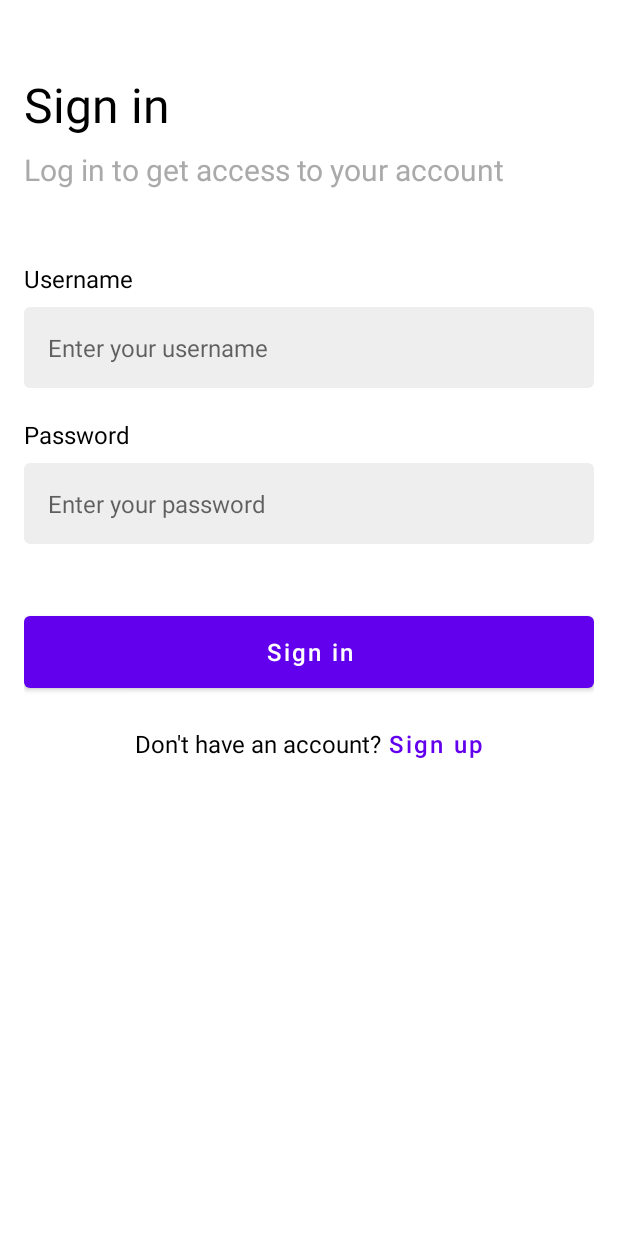
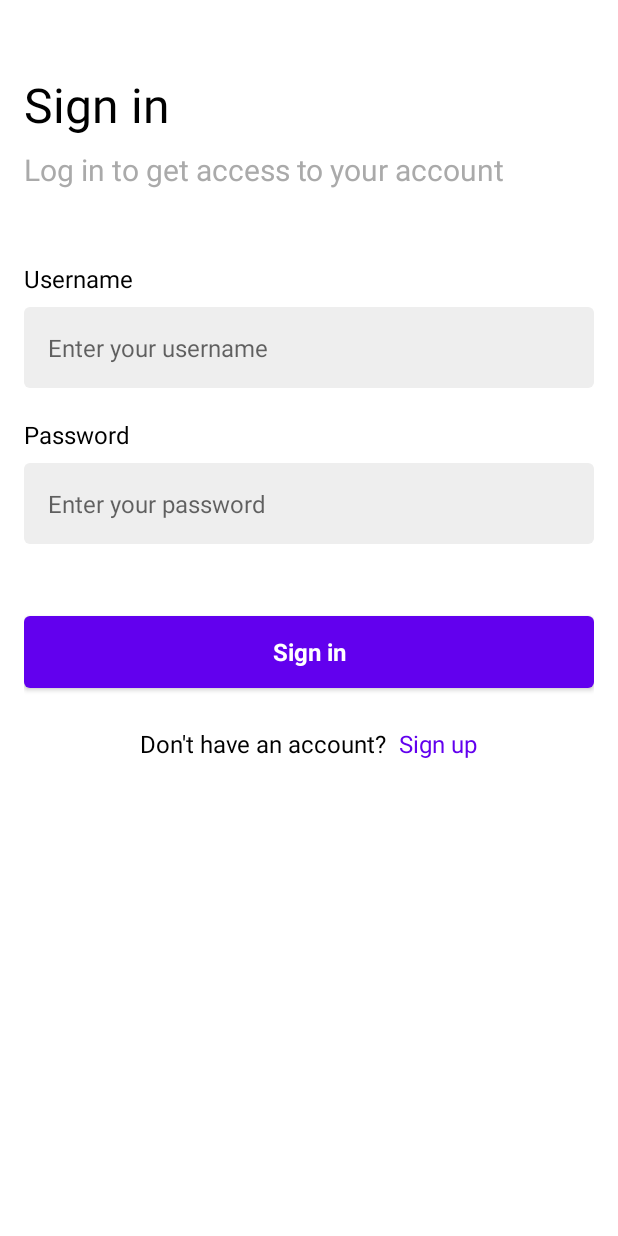
Before and after one commit to Fxynos/Messenger, an Android app: the screen it shows after launch (AuthActivity), on a phone screen of 412 x 824 dp. Run offline under Robolectric (Android 15) with nearby library versions, the phone set to English and light mode, and no system bars.

Commit message:
android: refactor styles

```diff
--- /dev/null
+++ b/client-android/app/src/main/res/drawable/edittext_cursor.xml
@@ -0,0 +1,5 @@
+<?xml version="1.0" encoding="utf-8"?>
+<shape xmlns:android="http://schemas.android.com/apk/res/android">
+    <solid android:color="@android:color/black"/>
+    <size android:width="2dp"/>
+</shape>
--- a/client-android/app/src/main/res/layout/fragment_sign_in.xml
+++ b/client-android/app/src/main/res/layout/fragment_sign_in.xml
@@ -1,59 +1,54 @@
 <?xml version="1.0" encoding="utf-8"?>
 <LinearLayout xmlns:android="http://schemas.android.com/apk/res/android"
+    xmlns:tools="http://schemas.android.com/tools"
     android:orientation="vertical"
     android:layout_width="match_parent"
     android:layout_height="match_parent"
     android:paddingTop="48dp"
-    android:paddingHorizontal="16dp">
+    android:paddingHorizontal="16dp"
+    tools:context=".auth.SignInFragment">
 
     <TextView
         android:layout_width="wrap_content"
         android:layout_height="wrap_content"
-        android:textColor="@android:color/black"
-        android:textSize="32sp"
-        android:text="Sign in"/>
+        android:textAppearance="@style/TitleTextAppearance"
+        android:text="@string/sign_in"/>
 
     <TextView
         android:layout_width="wrap_content"
         android:layout_height="wrap_content"
         android:layout_marginTop="8dp"
-        android:textColor="@android:color/darker_gray"
-        android:textSize="20sp"
-        android:text="Log in to get access to your account"/>
+        android:textAppearance="@style/SubtitleTextAppearance"
+        android:text="@string/sign_in_hint"/>
 
     <TextView
         android:layout_width="wrap_content"
         android:layout_height="wrap_content"
         android:layout_marginTop="48dp"
-        android:textColor="@android:color/black"
-        android:textSize="16sp"
-        android:text="Username"/>
+        android:text="@string/username"/>
 
     <EditText
         android:id="@+id/username"
         android:layout_width="match_parent"
         android:layout_height="wrap_content"
+        android:autofillHints="username"
         android:maxLength="20"
         android:singleLine="true"
         android:inputType="textVisiblePassword|textNoSuggestions"
         android:layout_marginTop="8dp"
-        android:padding="16dp"
-        android:background="@drawable/rounded_shape"
-        android:textSize="16sp"
-        android:hint="Enter your username"/>
+        android:hint="@string/username_hint"/>
 
     <TextView
         android:layout_width="wrap_content"
         android:layout_height="wrap_content"
         android:layout_marginTop="20dp"
-        android:textColor="@android:color/black"
-        android:textSize="16sp"
-        android:text="Password"/>
+        android:text="@string/password"/>
 
     <EditText
         android:id="@+id/password"
         android:layout_width="match_parent"
         android:layout_height="wrap_content"
+        android:autofillHints="password"
         android:maxLength="20"
         android:singleLine="true"
         android:inputType="textPassword"
@@ -61,17 +56,14 @@
         android:padding="16dp"
         android:background="@drawable/rounded_shape"
         android:textSize="16sp"
-        android:hint="Enter your password"/>
+        android:hint="@string/password_hint"/>
 
     <Button
         android:id="@+id/sign_in"
         android:layout_width="match_parent"
         android:layout_height="wrap_content"
         android:layout_marginTop="48dp"
-        android:background="@drawable/rounded_shape"
-        android:textSize="16sp"
-        android:textAllCaps="false"
-        android:text="Sign in"/>
+        android:text="@string/sign_in"/>
 
     <LinearLayout
         android:layout_width="wrap_content"
@@ -83,21 +75,15 @@
         <TextView
             android:layout_width="wrap_content"
             android:layout_height="wrap_content"
-            android:textColor="@android:color/black"
-            android:textSize="16sp"
-            android:text="Don't have an account? "/>
+            android:text="@string/don_t_have_an_account"/>
 
-        <com.google.android.material.button.MaterialButton
+        <Button
             android:id="@+id/sign_up"
             android:layout_width="wrap_content"
             android:layout_height="wrap_content"
-            android:padding="0dp"
-            android:minWidth="0dp"
-            android:minHeight="0dp"
-            android:textSize="16sp"
-            android:textAllCaps="false"
-            android:text="Sign up"
-            style="@style/Widget.MaterialComponents.Button.TextButton"/>
+            android:layout_marginStart="8dp"
+            android:text="@string/sign_up"
+            style="@style/TextButtonStyle"/>
 
     </LinearLayout>
 
--- a/client-android/app/src/main/res/values/strings.xml
+++ b/client-android/app/src/main/res/values/strings.xml
@@ -1,3 +1,11 @@
 <resources>
     <string name="app_name">Messenger</string>
+    <string name="sign_in">Sign in</string>
+    <string name="sign_in_hint">Log in to get access to your account</string>
+    <string name="username">Username</string>
+    <string name="username_hint">Enter your username</string>
+    <string name="password">Password</string>
+    <string name="password_hint">Enter your password</string>
+    <string name="don_t_have_an_account">Don\'t have an account?</string>
+    <string name="sign_up">Sign up</string>
 </resources>
--- /dev/null
+++ b/client-android/app/src/main/res/values/styles.xml
@@ -0,0 +1,52 @@
+<?xml version="1.0" encoding="utf-8"?>
+<resources>
+
+    <style name="TitleTextAppearance" parent="TextAppearance.AppCompat">
+        <item name="android:textColor">@android:color/black</item>
+        <item name="android:textSize">32sp</item>
+    </style>
+
+    <style name="SubtitleTextAppearance" parent="TextAppearance.AppCompat">
+        <item name="android:textColor">@android:color/darker_gray</item>
+        <item name="android:textSize">20sp</item>
+    </style>
+
+    <style name="BaseTextAppearance" parent="TextAppearance.AppCompat">
+        <item name="android:textColor">@android:color/black</item>
+        <item name="android:textSize">16sp</item>
+    </style>
+
+    <style name="TextViewStyle" parent="Widget.AppCompat.TextView">
+        <item name="android:textAppearance">@style/BaseTextAppearance</item>
+    </style>
+
+    <style name="EditTextStyle" parent="Widget.AppCompat.EditText">
+        <item name="android:textAppearance">@style/BaseTextAppearance</item>
+        <item name="android:background">@drawable/rounded_shape</item>
+        <item name="android:padding">16dp</item>
+        <item name="android:colorAccent">@android:color/black</item>
+        <item name="android:textCursorDrawable">@drawable/edittext_cursor</item>
+    </style>
+
+    <style name="ButtonStyle" parent="Widget.AppCompat.Button">
+        <item name="android:textAllCaps">false</item>
+        <item name="android:textAppearance">@style/BaseTextAppearance</item>
+        <item name="android:background">@drawable/rounded_shape</item>
+        <item name="android:padding">12dp</item>
+        <item name="android:backgroundTint">?attr/colorPrimary</item>
+        <item name="android:textColor">@android:color/white</item>
+        <item name="android:textStyle">bold</item>
+    </style>
+
+    <!-- Use with "style" attribute instead of "android:theme" -->
+    <style name="TextButtonStyle" parent="Widget.MaterialComponents.Button.TextButton">
+        <item name="android:background">@android:color/transparent</item>
+        <item name="android:textAppearance">@style/BaseTextAppearance</item>
+        <item name="android:textColor">?attr/colorPrimary</item>
+        <item name="android:textStyle">normal</item>
+        <item name="android:minWidth">0dp</item>
+        <item name="android:minHeight">0dp</item>
+        <item name="android:padding">0dp</item>
+    </style>
+
+</resources>
--- a/client-android/app/src/main/res/values/themes.xml
+++ b/client-android/app/src/main/res/values/themes.xml
@@ -7,5 +7,11 @@
         <item name="colorSecondaryVariant">@color/teal_700</item>
         <item name="colorOnSecondary">@color/black</item>
         <item name="android:statusBarColor">?attr/colorPrimaryVariant</item>
+        <item name="android:textAppearance">@style/BaseTextAppearance</item>
+        <item name="android:textViewStyle">@style/TextViewStyle</item>
+        <item name="editTextStyle">@style/EditTextStyle</item>
+        <item name="android:buttonStyle">@style/ButtonStyle</item>
+        <item name="buttonStyle">@style/ButtonStyle</item>
+        <item name="materialButtonStyle">@style/ButtonStyle</item>
     </style>
 </resources>
```
